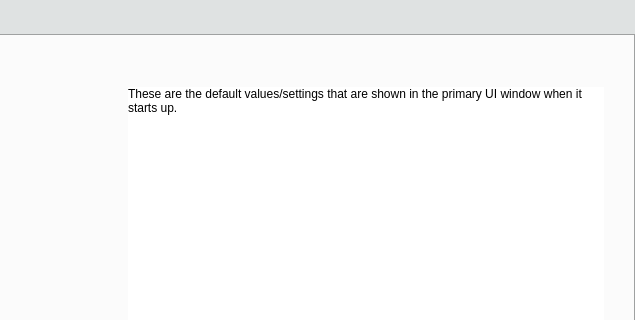
The window that accusleepy/gui/primary_window.ui (zekebarger/AccuSleePy) describes before a commit, drawn with Qt 5; both pictures show x 399 to 1034 and y 0 to 320 of the 1034 by 660 pixel window.
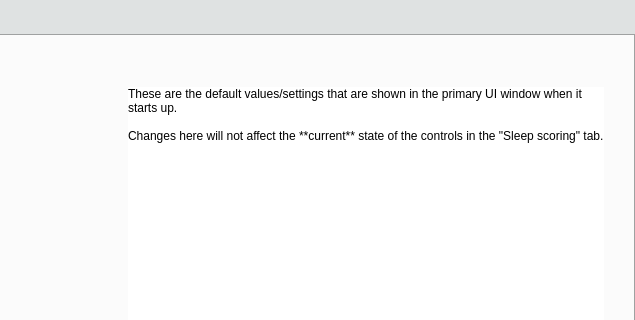
The same window after the commit. The open tabs and pages were chosen to show the change. Icons and pictures are not drawn.

Commit message: backend functionality for new config settings

```diff
--- a/accusleepy/gui/primary_window.ui
+++ b/accusleepy/gui/primary_window.ui
@@ -3980,7 +3980,9 @@
                      <string notr="true">background-color: white;</string>
                     </property>
                     <property name="text">
-                     <string>These are the default values/settings that are shown in the primary UI window when it starts up.</string>
+                     <string>These are the default values/settings that are shown in the primary UI window when it starts up.
+
+Changes here will not affect the **current** state of the controls in the &quot;Sleep scoring&quot; tab.</string>
                     </property>
                     <property name="textFormat">
                      <enum>Qt::TextFormat::MarkdownText</enum>
```
Left out of the diff: 6 changed lines with no effect on the pictures. The commit also changes 6 other files.
